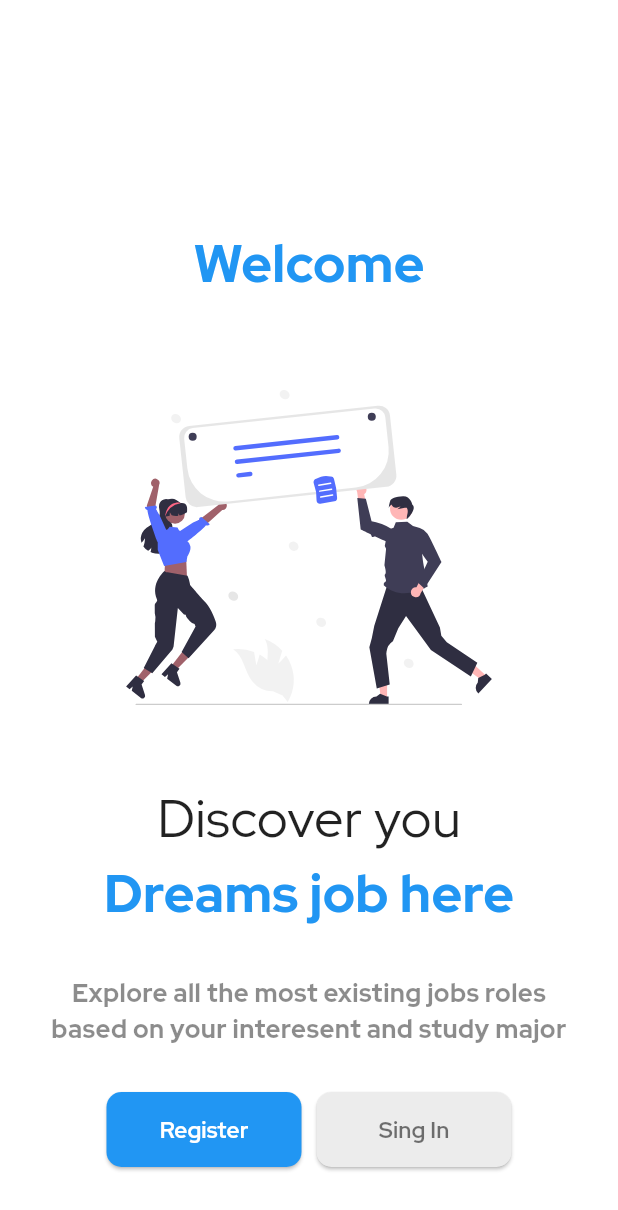
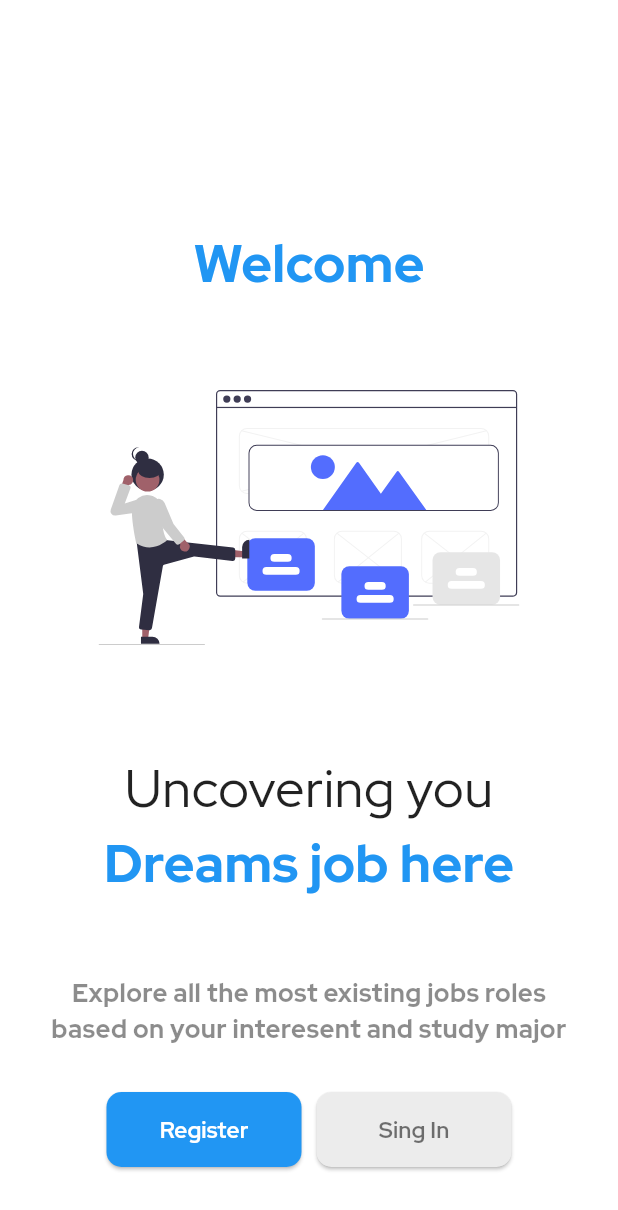
Before and after one commit to MilthonB/Flutter-practis, a Flutter app: the screen it shows after launch, on a phone screen of 412 x 824 dp. Shown: the top 1210 px of the screen. Run offline on Flutter 3.47's test engine with Material 3 defaults, Android fonts, the phone set to English and light mode, and no system bars; our stand-ins replace animate_do, flutter_svg, google_fonts.

Commit message:
Se termino el welcome

```diff
--- a/01-login/lib/main.dart
+++ b/01-login/lib/main.dart
@@ -3,7 +3,7 @@ import 'dart:async';
 import 'package:flutter/material.dart';
 import 'package:flutter_svg/flutter_svg.dart';
 import 'package:google_fonts/google_fonts.dart';
-
+import 'package:animate_do/animate_do.dart';
 
 void main() {
   runApp(const MainApp());
@@ -14,28 +14,23 @@ class MainApp extends StatelessWidget {
 
   @override
   Widget build(BuildContext context) {
-    return  MaterialApp(
+    return MaterialApp(
       debugShowCheckedModeBanner: false,
       theme: ThemeData(
           primarySwatch: Colors.blue,
-        scaffoldBackgroundColor: Color.fromARGB(255, 107, 244, 254)
-      ),
+          scaffoldBackgroundColor: Color.fromARGB(255, 107, 244, 254)),
       home: HomeScreen(),
     );
   }
 }
 
-
 class HomeScreen extends StatefulWidget {
-
-
-
   @override
   State<HomeScreen> createState() => _HomeScreenState();
 }
 
 class _HomeScreenState extends State<HomeScreen> {
-  List<String> svgList =<String>[
+  List<String> svgList = <String>[
     'assets/images/login/initial2.svg',
     'assets/images/login/initial3.svg',
     'assets/images/login/initial4.svg',
@@ -43,28 +38,39 @@ class _HomeScreenState extends State<HomeScreen> {
     'assets/images/login/initial6.svg'
   ];
 
-  late PageController  _pageController;
+  List<String> textList = <String>[
+    'Finding',
+    'Revelation',
+    'Uncovering',
+    'Detection',
+    'Discover'
+  ];
+
+  late PageController _pageController;
   int _currentIndex = 0;
 
   @override
   void initState() {
     super.initState();
-    _pageController = PageController();
+    _pageController = PageController(initialPage: svgList.length);
 
     Timer.periodic(const Duration(seconds: 3), (timer) {
-      if(_currentIndex < svgList.length -1 ){
+      if (_currentIndex < svgList.length - 1) {
         _currentIndex++;
-      }else {
+      } else {
+        setState(() {});
         _currentIndex = 0;
-        FadeInLeft()
-        // _pageController.jumpTo(0);
-        // _pageController.animateTo(1, duration: const Duration(microseconds: 300), curve: Curves.easeInOut);
-        // svgList.removeAt(0);
       }
-      _pageController.animateToPage(_currentIndex, duration: const Duration(milliseconds: 300), curve: Curves.easeInOut);
-    },);
+      // print(_currentIndex);
+      _pageController.jumpToPage(_currentIndex);
+      // _pageController.jumpTo(_currentIndex+0);
+      // _pageController.animateToPage(
+      //   _currentIndex,
+      //   duration: const Duration(milliseconds: 300),
+      //   curve: Curves.bounceOut,
+      // );
+    });
   }
-
 
   @override
   Widget build(BuildContext context) {
@@ -82,38 +88,50 @@ class _HomeScreenState extends State<HomeScreen> {
         ),
         child: Column(
           children: [
-            const SizedBox(height: 150,),
+            const SizedBox(
+              height: 150,
+            ),
             Center(
               child: Text(
                 'Welcome',
                 style: GoogleFonts.redHatDisplay(
                     color: Colors.blue,
                     fontSize: 35,
-                  fontWeight: FontWeight.w800
+                    fontWeight: FontWeight.w800),
               ),
             ),
+            const SizedBox(
+              height: 60,
             ),
-            const SizedBox(height: 60,),
             SizedBox(
-              height: 210,
+                height: 360,
                 child: PageView.builder(
                   controller: _pageController,
                   itemCount: svgList.length,
                   itemBuilder: (context, index) {
                     return Center(
+                        // child: SvgPicture.asset(svgList[index])
+                        child: FadeInRight(
+                            animate: true,
+                            curve: Curves.linear,
+                            duration: const Duration(seconds: 1),
+                            child: Column(
+                              children: [
+                                SizedBox(
+                                  height: 170,
                                   child: SvgPicture.asset(svgList[index]),
-                  );
-                },
-              )
                                 ),
-            const SizedBox(height: 50,),
+                                SizedBox(
+                                  height: 20,
+                                ),
+                                const SizedBox(
+                                  height: 50,
+                                ),
                                 Center(
                                   child: Text(
-                'Discover you',
+                                    '${textList[index]} you',
                                     style: GoogleFonts.redHatDisplay(
-                  color: Colors.black87,
-                  fontSize: 35
-                ),
+                                        color: Colors.black87, fontSize: 35),
                                   ),
                                 ),
                                 Center(
@@ -122,13 +140,22 @@ class _HomeScreenState extends State<HomeScreen> {
                                     style: GoogleFonts.redHatDisplay(
                                         color: Colors.blue,
                                         fontSize: 35,
-                  fontWeight: FontWeight.w800
+                                        fontWeight: FontWeight.w800),
                                   ),
                                 ),
+                              ],
+                            ))
+                        // child:  FadeIn(
+                        //   animate: true,
+                        //   curve: Curves.easeOut,
+                        //   child: SvgPicture.asset(svgList[index])
+                        //   )  ,
+                        );
+                  },
+                )),
+            const SizedBox(
+              height: 30,
             ),
-
-            const SizedBox(height: 30,),
-
             Padding(
               padding: const EdgeInsets.symmetric(horizontal: 30.0),
               child: Center(
@@ -138,13 +165,13 @@ class _HomeScreenState extends State<HomeScreen> {
                   style: GoogleFonts.redHatDisplay(
                       color: Colors.black45,
                       fontSize: 17,
-                    fontWeight: FontWeight.w800
+                      fontWeight: FontWeight.w800),
                 ),
               ),
             ),
+            const SizedBox(
+              height: 30,
             ),
-            const SizedBox(height: 30,),
-
             Row(
               mainAxisAlignment: MainAxisAlignment.center,
               children: [
@@ -153,26 +180,35 @@ class _HomeScreenState extends State<HomeScreen> {
                         minimumSize: const Size(130, 50),
                         backgroundColor: Colors.blue,
                         shape: RoundedRectangleBorder(
-                    borderRadius: BorderRadius.circular(10.0)
-                  )
+                            borderRadius: BorderRadius.circular(10.0))),
+                    onPressed: () {},
+                    child: Text(
+                      'Register',
+                      style: GoogleFonts.redHatDisplay(
+                          fontSize: 15,
+                          fontWeight: FontWeight.w700,
+                          color: Colors.white),
+                    )),
+                const SizedBox(
+                  width: 10,
                 ),
-                onPressed: () {
-
-              }, child: Text('Register', style: GoogleFonts.redHatDisplay(fontSize: 15, fontWeight: FontWeight.w700, color: Colors.white),)),
-
-              const SizedBox(width: 10,),
-
                 ElevatedButton(
                     style: ElevatedButton.styleFrom(
                         minimumSize: const Size(130, 50),
-                  backgroundColor: const Color.fromARGB(255, 236, 236, 236),
+                        backgroundColor:
+                            const Color.fromARGB(255, 236, 236, 236),
                         shape: RoundedRectangleBorder(
-                    borderRadius: BorderRadius.circular(10.0)
+                            borderRadius: BorderRadius.circular(10.0))),
+                    onPressed: () {},
+                    child: Text(
+                      'Sing In',
+                      style: GoogleFonts.redHatDisplay(
+                          fontSize: 15,
+                          fontWeight: FontWeight.w700,
+                          color: Colors.black54),
+                    ))
+              ],
             )
-                ),
-                onPressed: () {
-              }, child: Text('Sing In', style: GoogleFonts.redHatDisplay( fontSize: 15, fontWeight: FontWeight.w700, color: Colors.black54 ),))
-            ],)
           ],
         ),
       ),
```
Lines whose indentation alone changed are shown as unchanged.
